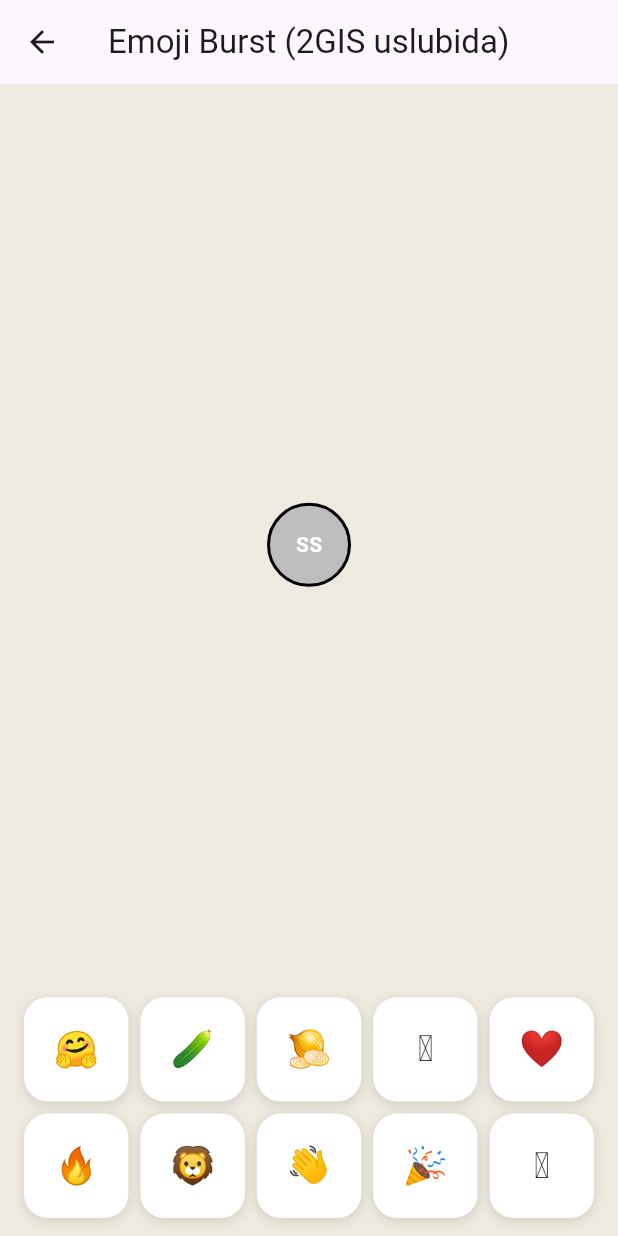
After one commit to Dimamaman/scroll_to_perfection, a Flutter app: the EmojiBurstAnimation screen opened by its route, on a phone screen of 412 x 824 dp. The commit adds this screen. Run offline on Flutter 3.47's test engine with Material 3 defaults, Android fonts, the phone set to English and light mode, and no system bars; our stand-ins replace flutter_hooks, font_awesome_flutter.

Commit message:
2gis emoji burst animation

```diff
--- /dev/null
+++ b/lib/emoji_burst_animation.dart
@@ -0,0 +1,469 @@
+import 'dart:async';
+import 'dart:math';
+
+import 'package:flutter/material.dart';
+
+/// 2GIS "Friends" xaritasidagi kabi: emoji tugmasi bosilganda, do'stning
+/// belgisi ("SS" marker) atrofida, turli tomonlarda (yuqori, past, chap,
+/// o'ng) katta holda emoji paydo bo'ladi va markerga yaqinlashgan sari
+/// asta-sekin kichrayib, unga "so'rilib" g'oyib bo'ladi. Har bir emoji
+/// o'z yo'liga ega: to'lqinsimon, zigzag, yon tomonga fanlanib egilib
+/// boruvchi, aylanib-yaltirab boruvchi, sakrab-pulslovchi yoki uzoqdan
+/// egri yo'l bilan qaytib keluvchi (fire) yo'l.
+class EmojiBurstAnimation extends StatefulWidget {
+  @override
+  State<EmojiBurstAnimation> createState() => _EmojiBurstAnimationState();
+}
+
+enum _BurstStyle {
+  floatUpDrift,
+  zigzagRise,
+  spiralFan,
+  spinPulse,
+  heartBounce,
+  fireRingExplode,
+}
+
+const _emojiStyles = <String, _BurstStyle>{
+  '🤗': _BurstStyle.floatUpDrift,
+  '🥒': _BurstStyle.zigzagRise,
+  '🧅': _BurstStyle.spiralFan,
+  '🪩': _BurstStyle.spinPulse,
+  '❤️': _BurstStyle.heartBounce,
+  '🔥': _BurstStyle.fireRingExplode,
+  '🦁': _BurstStyle.zigzagRise,
+  '👋': _BurstStyle.heartBounce,
+  '🎉': _BurstStyle.fireRingExplode,
+  '🫂': _BurstStyle.floatUpDrift,
+};
+
+/// Faqat shu emoji(lar) markerdan turli tomonlarda, katta holda paydo
+/// bo'lib, unga yaqinlashgan sari kichrayadi. Qolganlari tugmadan chiqadi.
+const _scatterFromMarkerEmojis = <String>{'🪩'};
+
+class _EmojiBurstAnimationState extends State<EmojiBurstAnimation>
+    with TickerProviderStateMixin {
+  final List<_Particle> _particles = [];
+  final _random = Random();
+  final _stackKey = GlobalKey();
+  final _markerKey = GlobalKey();
+  Timer? _holdTimer;
+  Offset? _markerCenter;
+
+  void _onMarkerPanUpdate(DragUpdateDetails details, BoxConstraints constraints) {
+    setState(() {
+      final next = _markerCenter! + details.delta;
+      _markerCenter = Offset(
+        next.dx.clamp(28, constraints.maxWidth - 28),
+        next.dy.clamp(28, constraints.maxHeight - 28),
+      );
+    });
+  }
+
+  void _startHold(String emoji, Offset globalOrigin) {
+    _holdTimer?.cancel();
+    _holdTimer = Timer.periodic(const Duration(milliseconds: 260), (_) {
+      _spawnBurst(emoji, globalOrigin);
+    });
+  }
+
+  void _stopHold() {
+    _holdTimer?.cancel();
+    _holdTimer = null;
+  }
+
+  void _spawnBurst(String emoji, Offset globalOrigin) {
+    final stackBox = _stackKey.currentContext!.findRenderObject() as RenderBox;
+    final markerBox = _markerKey.currentContext!.findRenderObject() as RenderBox;
+
+    final markerGlobalCenter =
+        markerBox.localToGlobal(markerBox.size.center(Offset.zero));
+    final destination = stackBox.globalToLocal(markerGlobalCenter);
+
+    final isScatter = _scatterFromMarkerEmojis.contains(emoji);
+    Offset origin;
+    if (isScatter) {
+      // Markerdan turli tomonlarda, tasodifiy burchak va masofada paydo bo'ladi.
+      final angle = _random.nextDouble() * 2 * pi;
+      final distance = 170 + _random.nextDouble() * 260;
+      origin = destination + Offset(cos(angle), sin(angle)) * distance;
+    } else {
+      // Tugma bosilgan nuqtadan chiqadi.
+      origin = stackBox.globalToLocal(globalOrigin);
+    }
+
+    final style = _emojiStyles[emoji] ?? _BurstStyle.floatUpDrift;
+
+    late final _Particle particle;
+    final controller = AnimationController(
+      vsync: this,
+      duration: Duration(milliseconds: 1100 + _random.nextInt(500)),
+    );
+    particle = _Particle(
+      emoji: emoji,
+      style: style,
+      isScatter: isScatter,
+      origin: origin,
+      destination: destination,
+      controller: controller,
+      driftAmplitude: 14 + _random.nextDouble() * 30,
+      driftFrequency: 1 + _random.nextDouble() * 1.4,
+      phase: _random.nextDouble() * 2 * pi,
+      rotationAmplitude: (_random.nextDouble() - 0.5) * 0.8,
+      baseScale: isScatter
+          ? 1.7 + _random.nextDouble() * 0.9
+          : 1.3 + _random.nextDouble() * 0.5,
+      angle: _random.nextDouble() * 2 * pi,
+      explodeDistance: 40 + _random.nextDouble() * 70,
+      sideSign: _random.nextBool() ? 1.0 : -1.0,
+      spinTurns: 1.5 + _random.nextDouble() * 2,
+    );
+    controller.addStatusListener((status) {
+      if (status == AnimationStatus.completed && mounted) {
+        setState(() => _particles.remove(particle));
+        controller.dispose();
+      }
+    });
+    setState(() => _particles.add(particle));
+    controller.forward();
+  }
+
+  @override
+  void dispose() {
+    _holdTimer?.cancel();
+    for (final p in _particles) {
+      p.controller.dispose();
+    }
+    super.dispose();
+  }
+
+  @override
+  Widget build(BuildContext context) {
+    return Scaffold(
+      appBar: AppBar(title: const Text('Emoji Burst (2GIS uslubida)')),
+      body: LayoutBuilder(
+        builder: (context, constraints) {
+          _markerCenter ??= Offset(
+            constraints.maxWidth / 2,
+            constraints.maxHeight * 0.4,
+          );
+          return Stack(
+            key: _stackKey,
+            children: [
+              Container(color: const Color(0xFFEFEAE0)),
+              ..._particles.map(
+                (p) => Positioned.fill(child: _ParticleWidget(particle: p)),
+              ),
+              Positioned(
+                left: _markerCenter!.dx - 28,
+                top: _markerCenter!.dy - 28,
+                child: GestureDetector(
+                  onPanUpdate: (details) => _onMarkerPanUpdate(details, constraints),
+                  child: _MarkerBubble(key: _markerKey),
+                ),
+              ),
+              Align(
+                alignment: Alignment.bottomCenter,
+                child: _buildEmojiRow(),
+              ),
+            ],
+          );
+        },
+      ),
+    );
+  }
+
+  Widget _buildEmojiRow() {
+    final emojis = _emojiStyles.keys.toList();
+    final mid = (emojis.length / 2).ceil();
+    final firstRow = emojis.sublist(0, mid);
+    final secondRow = emojis.sublist(mid);
+
+    return SafeArea(
+      child: Padding(
+        padding: const EdgeInsets.symmetric(horizontal: 12, vertical: 12),
+        child: Column(
+          mainAxisSize: MainAxisSize.min,
+          children: [
+            _buildEmojiRowLine(firstRow),
+            const SizedBox(height: 8),
+            _buildEmojiRowLine(secondRow),
+          ],
+        ),
+      ),
+    );
+  }
+
+  Widget _buildEmojiRowLine(List<String> emojis) {
+    return Row(
+      children: emojis
+          .map(
+            (emoji) => Expanded(
+              child: Padding(
+                padding: const EdgeInsets.symmetric(horizontal: 4),
+                child: _EmojiButton(
+                  emoji: emoji,
+                  onTapDown: (pos) => _spawnBurst(emoji, pos),
+                  onLongPressStart: (pos) => _startHold(emoji, pos),
+                  onLongPressEnd: _stopHold,
+                ),
+              ),
+            ),
+          )
+          .toList(),
+    );
+  }
+}
+
+class _Particle {
+  final String emoji;
+  final _BurstStyle style;
+  final bool isScatter;
+  final Offset origin;
+  final Offset destination;
+  final AnimationController controller;
+  final double driftAmplitude;
+  final double driftFrequency;
+  final double phase;
+  final double rotationAmplitude;
+  final double baseScale;
+  final double angle;
+  final double explodeDistance;
+  final double sideSign;
+  final double spinTurns;
+
+  _Particle({
+    required this.emoji,
+    required this.style,
+    required this.isScatter,
+    required this.origin,
+    required this.destination,
+    required this.controller,
+    required this.driftAmplitude,
+    required this.driftFrequency,
+    required this.phase,
+    required this.rotationAmplitude,
+    required this.baseScale,
+    required this.angle,
+    required this.explodeDistance,
+    required this.sideSign,
+    required this.spinTurns,
+  });
+}
+
+/// Juda tez paydo bo'lish (0 -> 1), animatsiya boshida.
+double _appear(double t) => (t / 0.05).clamp(0.0, 1.0);
+
+/// Butun yo'l davomida asta-sekin, oxiriga borgan sari tezroq kichrayadi —
+/// markerga "so'rilib" ketayotgandek tuyuladi. Faqat scatter emoji uchun.
+double _shrinkEnvelope(double t) => 1.0 - Curves.easeIn.transform(t) * 0.94;
+
+/// Kichikdan kattaga "pop" bilan chiqadi (tugmadan chiquvchi emojilar uchun).
+double _popIn(double t) {
+  final popT = (t / 0.15).clamp(0.0, 1.0);
+  return Curves.easeOutBack.transform(popT);
+}
+
+/// t=1ga yaqinlashganda marker ichiga "so'rilib" kichraytiradi.
+double _absorb(double t) {
+  if (t < 0.85) return 1.0;
+  return (1 - (t - 0.85) / 0.15).clamp(0.0, 1.0);
+}
+
+double _fadeOpacity(double t, {double fadeOutStart = 0.85}) {
+  if (t < 0.06) return t / 0.06;
+  if (t > fadeOutStart) {
+    return (1 - (t - fadeOutStart) / (1 - fadeOutStart)).clamp(0.0, 1.0);
+  }
+  return 1.0;
+}
+
+double _triangleWave(double x) {
+  final frac = x - x.floorToDouble();
+  return frac < 0.5 ? (frac * 4 - 1) : (3 - frac * 4);
+}
+
+/// Ikkinchi darajali Bezier egri chizig'i: A -> control -> B.
+Offset _quadraticBezier(Offset a, Offset control, Offset b, double t) {
+  final u = 1 - t;
+  return a * (u * u) + control * (2 * u * t) + b * (t * t);
+}
+
+class _ParticleWidget extends StatelessWidget {
+  final _Particle particle;
+
+  const _ParticleWidget({required this.particle});
+
+  @override
+  Widget build(BuildContext context) {
+    return AnimatedBuilder(
+      animation: particle.controller,
+      builder: (context, _) {
+        final t = particle.controller.value;
+        final p = particle;
+
+        final travel = p.destination - p.origin;
+        final travelDistance = travel.distance;
+        final dir = travelDistance > 0 ? travel / travelDistance : const Offset(1, 0);
+        final perp = Offset(-dir.dy, dir.dx);
+
+        Offset pos = p.origin;
+        double pulse = 1.0;
+        double rotation = 0;
+
+        switch (p.style) {
+          case _BurstStyle.floatUpDrift:
+            final pathT = Curves.easeIn.transform(t);
+            final wobble =
+                sin(t * p.driftFrequency * 2 * pi + p.phase) * p.driftAmplitude * (1 - t);
+            pos = p.origin + travel * pathT + perp * wobble;
+            rotation = sin(t * pi * 2 + p.phase) * p.rotationAmplitude;
+            break;
+
+          case _BurstStyle.zigzagRise:
+            final pathT = Curves.easeIn.transform(t);
+            final wave = _triangleWave(t * p.driftFrequency + p.phase);
+            final wobble = wave * p.driftAmplitude * 1.4 * (1 - t);
+            pos = p.origin + travel * pathT + perp * wobble;
+            rotation = wave * p.rotationAmplitude * 1.5;
+            break;
+
+          case _BurstStyle.spiralFan:
+            final control = p.origin +
+                travel * 0.5 +
+                perp * p.explodeDistance * p.sideSign;
+            pos = _quadraticBezier(p.origin, control, p.destination, t);
+            rotation = t * p.rotationAmplitude * 3 * p.sideSign;
+            break;
+
+          case _BurstStyle.spinPulse:
+            final pathT = Curves.easeIn.transform(t);
+            final wobble = sin(t * p.spinTurns * 2 * pi) * p.driftAmplitude * 0.5 * (1 - t);
+            pos = p.origin + travel * pathT + perp * wobble;
+            pulse = 1 + 0.12 * sin(t * pi * 8);
+            rotation = t * p.spinTurns * 2 * pi;
+            break;
+
+          case _BurstStyle.heartBounce:
+            final pathT = Curves.easeIn.transform(t);
+            final wobble = sin(t * pi * 6 + p.phase) * p.driftAmplitude * 0.35 * (1 - t);
+            pos = p.origin + travel * pathT + perp * wobble;
+            pulse = 1 + 0.18 * sin(t * pi * 6) * (1 - t);
+            rotation = sin(t * pi * 4 + p.phase) * 0.15 * (1 - t);
+            break;
+
+          case _BurstStyle.fireRingExplode:
+            final control = p.origin +
+                Offset(cos(p.angle), sin(p.angle)) * p.explodeDistance;
+            pos = _quadraticBezier(p.origin, control, p.destination, t);
+            rotation = t * p.rotationAmplitude * 2;
+            break;
+        }
+
+        final opacity = _fadeOpacity(t);
+        final finalScale = p.isScatter
+            ? p.baseScale * _appear(t) * _shrinkEnvelope(t) * pulse
+            : p.baseScale * _popIn(t) * pulse * _absorb(t);
+
+        const emojiSize = 46.0;
+        return Align(
+          alignment: Alignment.topLeft,
+          child: Transform.translate(
+            offset: Offset(pos.dx - emojiSize / 2, pos.dy - emojiSize / 2),
+            child: Opacity(
+              opacity: opacity.clamp(0.0, 1.0),
+              child: Transform.rotate(
+                angle: rotation,
+                child: Transform.scale(
+                  scale: finalScale.clamp(0.0, double.infinity),
+                  child: Text(
+                    p.emoji,
+                    style: const TextStyle(
+                      fontSize: emojiSize,
+                      shadows: [
+                        Shadow(
+                          color: Colors.black26,
+                          blurRadius: 8,
+                          offset: Offset(0, 3),
+                        ),
+                      ],
+                    ),
+                  ),
+                ),
+              ),
+            ),
+          ),
+        );
+      },
+    );
+  }
+}
+
+class _EmojiButton extends StatelessWidget {
+  final String emoji;
+  final ValueChanged<Offset> onTapDown;
+  final ValueChanged<Offset> onLongPressStart;
+  final VoidCallback onLongPressEnd;
+
+  const _EmojiButton({
+    required this.emoji,
+    required this.onTapDown,
+    required this.onLongPressStart,
+    required this.onLongPressEnd,
+  });
+
+  @override
+  Widget build(BuildContext context) {
+    return GestureDetector(
+      onTapDown: (details) => onTapDown(details.globalPosition),
+      onLongPressStart: (details) => onLongPressStart(details.globalPosition),
+      onLongPressEnd: (_) => onLongPressEnd(),
+      onLongPressCancel: onLongPressEnd,
+      child: AspectRatio(
+        aspectRatio: 1,
+        child: Container(
+          decoration: BoxDecoration(
+            color: Colors.white,
+            borderRadius: BorderRadius.circular(16),
+            boxShadow: const [
+              BoxShadow(
+                color: Colors.black12,
+                blurRadius: 6,
+                offset: Offset(0, 2),
+              ),
+            ],
+          ),
+          alignment: Alignment.center,
+          child: FittedBox(
+            child: Text(emoji, style: const TextStyle(fontSize: 24)),
+          ),
+        ),
+      ),
+    );
+  }
+}
+
+class _MarkerBubble extends StatelessWidget {
+  const _MarkerBubble({Key? key}) : super(key: key);
+
+  @override
+  Widget build(BuildContext context) {
+    return Container(
+      width: 56,
+      height: 56,
+      decoration: BoxDecoration(
+        color: Colors.grey.shade400,
+        shape: BoxShape.circle,
+        border: Border.all(color: Colors.black, width: 2),
+      ),
+      alignment: Alignment.center,
+      child: const Text(
+        'SS',
+        style: TextStyle(
+          color: Colors.white,
+          fontWeight: FontWeight.bold,
+        ),
+      ),
+    );
+  }
+}
--- a/lib/main.dart
+++ b/lib/main.dart
@@ -3,6 +3,7 @@ import 'package:font_awesome_flutter/font_awesome_flutter.dart';
 import 'package:scroll_to_perfection/blocked_animation.dart';
 import 'package:scroll_to_perfection/cuberto.dart';
 import 'package:scroll_to_perfection/egipt/egypt.dart';
+import 'package:scroll_to_perfection/emoji_burst_animation.dart';
 import 'package:scroll_to_perfection/examples.dart';
 import 'package:scroll_to_perfection/scroll_reveal_example.dart';
 import 'package:scroll_to_perfection/timer_animation.dart';
@@ -29,7 +30,8 @@ class MyApp extends StatelessWidget {
         '/cuberto': (_) => Cuberto(),
         '/scroll_reveal': (_) => ScrollRevealExample(),
         '/timer': (_) => TimerAnimation(),
-        '/scroll': (_) => MyScroll()
+        '/scroll': (_) => MyScroll(),
+        '/emoji_burst': (_) => EmojiBurstAnimation()
       },
     );
   }
@@ -88,6 +90,10 @@ class HomePage extends StatelessWidget {
             name: 'My Scroll (mashq)',
             path: '/scroll',
           ),
+          DemoOptionButton(
+            name: 'Emoji Burst (2GIS uslubida)',
+            path: '/emoji_burst',
+          ),
         ],
       ),
     );
```
Also changed, not shown: lib/examples.dart (+17 -13 lines).
